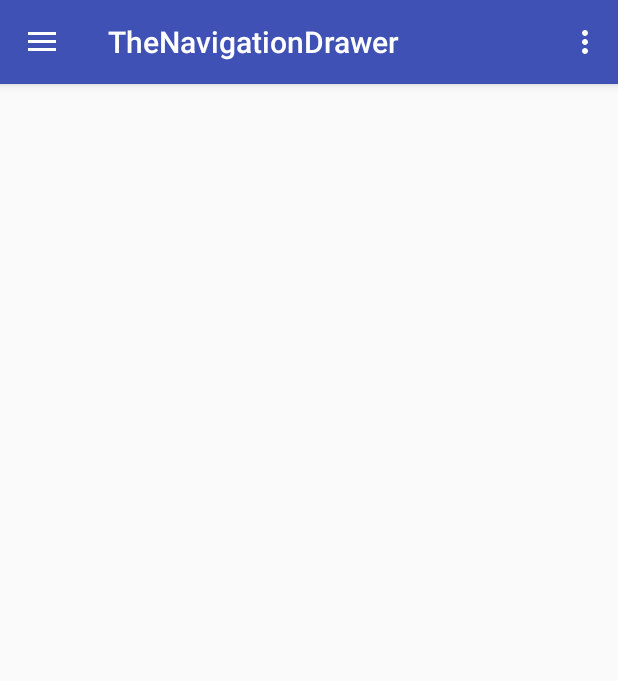
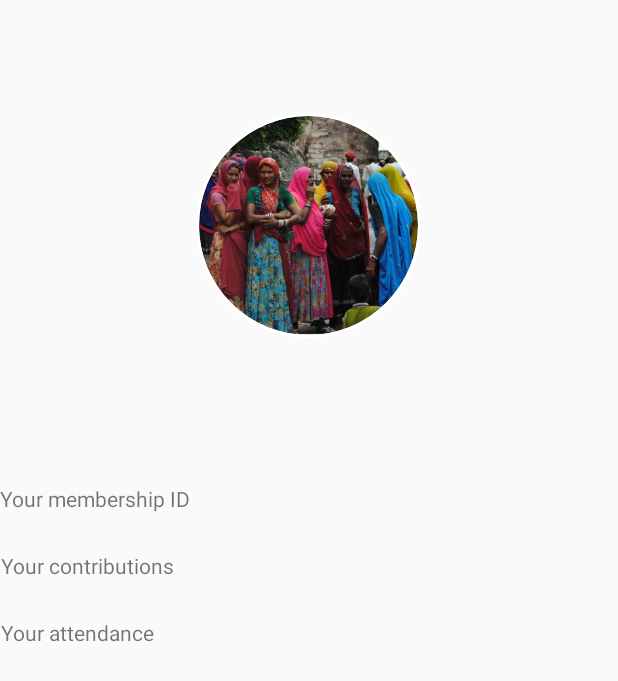
Before and after one commit to margaretmwaura/TheChamaApp, an Android app: the TheNavigationDrawer screen opened directly, with no data from a screen before it, in the side drawer, after a tap on "MyDetails", on a phone screen of 412 x 824 dp. Shown: the top 681 px of the screen. Run offline under Robolectric (Android 15) with nearby library versions, the phone set to English and light mode, and no system bars; our stand-ins replace CircleImageView, Firebase (no records; nobody signed in at launch, a user with empty details on screens opened directly); 1 statement that could not run was skipped.

Commit message:
Added the my details activity

```diff
--- /dev/null
+++ b/app/src/main/java/com/example/admin/chamaapp/MyDetails.java
@@ -0,0 +1,94 @@
+package com.example.admin.chamaapp;
+
+import android.arch.lifecycle.LiveData;
+import android.arch.lifecycle.Observer;
+import android.arch.lifecycle.ViewModelProviders;
+import android.content.Intent;
+import android.content.SharedPreferences;
+import android.net.Uri;
+import android.support.annotation.Nullable;
+import android.support.v7.app.AppCompatActivity;
+import android.os.Bundle;
+import android.util.Log;
+import android.widget.ImageView;
+import android.widget.TextView;
+import android.widget.Toast;
+
+import com.google.firebase.database.DataSnapshot;
+
+import java.io.File;
+import java.io.FileInputStream;
+import java.io.ObjectInputStream;
+
+public class MyDetails extends AppCompatActivity {
+
+    private TextView emailTextView, userNameTextView, membershipIdTextView, contributionTextView, attendanceTextView;
+    private ImageView profileImageView;
+    private String email,userId;
+    @Override
+    protected void onCreate(Bundle savedInstanceState)
+    {
+        super.onCreate(savedInstanceState);
+        setContentView(R.layout.activity_my_details);
+
+        profileImageView = (ImageView) findViewById(R.id.profile_image);
+        emailTextView = (TextView) findViewById(R.id.textView_email);
+        userNameTextView = (TextView) findViewById(R.id.textview_username);
+        membershipIdTextView = (TextView) findViewById(R.id.textView_membershipId);
+        contributionTextView = (TextView) findViewById(R.id.textView_contribution);
+        attendanceTextView = (TextView) findViewById(R.id.textView_attendance);
+
+//        Retrieve data saved on the sharedPreferences
+        //        This is meant to get the previously set imageUri
+        SharedPreferences settings=getSharedPreferences("prefs",0);
+        String image = settings.getString("profileImage"," ");
+        String userNameText = settings.getString("userName"," ");
+        userNameTextView.setText(userNameText);
+
+        Log.d("The image string","This is the image String " + image);
+//        Had to use the " " because there was a default value that had been set if the image is not found
+        if(!image.equals(" "))
+        {
+            Uri imageUri = Uri.parse(image);
+            profileImageView.setImageURI(imageUri);
+            Toast.makeText(this,"The image had been set ",Toast.LENGTH_LONG).show();
+        }
+        else
+        {
+//            Will look for a better image
+            Toast.makeText(this,"No image has been set yet",Toast.LENGTH_LONG).show();
+            profileImageView.setImageResource(R.drawable.image1);
+        }
+
+//Getting the details from the extras
+
+        Intent intent = getIntent();
+        email = intent.getStringExtra("UserEmail");
+        userId = intent.getStringExtra("UserID");
+
+        emailTextView.setText(email);
+
+        getUserDetailFromDatabase();
+    }
+
+    public void getUserDetailFromDatabase()
+    {
+        UserViewModel viewModel = ViewModelProviders.of(this).get(UserViewModel.class);
+        LiveData<DataSnapshot> livedata = viewModel.getDataSnapshotLiveData();
+        livedata.observe(this, new Observer<DataSnapshot>()
+        {
+            @Override
+            public void onChanged(@Nullable DataSnapshot dataSnapshot)
+            {
+                DataSnapshot userID = dataSnapshot.child(userId);
+                Boolean exist = userID.exists();
+                Log.d("Confirming","This confirms that the datasnapshot exists " + exist);
+//                for(DataSnapshot snapshot : userID.getChildren())
+//                {
+                    Member member = userID.getValue(Member.class);
+                    membershipIdTextView.setText(String.valueOf(member.getMembershipID()));
+//                }
+            }
+        });
+    }
+}
--- a/app/src/main/java/com/example/admin/chamaapp/MyProfile.java
+++ b/app/src/main/java/com/example/admin/chamaapp/MyProfile.java
@@ -42,7 +42,7 @@ public class MyProfile extends AppCompatActivity {
     private TextView profileName,profileEmail;
     private Button editPhoto , editYourName;
     private static final int MY_PERMISSIONS_REQUEST_READ_EXTERNAL_STORAGE = 1;
-    private String email;
+    private String email,value;
     @Override
     protected void onCreate(Bundle savedInstanceState)
     {
@@ -116,8 +116,12 @@ public class MyProfile extends AppCompatActivity {
 
                 alert.setPositiveButton("Ok", new DialogInterface.OnClickListener() {
                     public void onClick(DialogInterface dialog, int whichButton) {
-                        String value = input.getText().toString();
+                        value = input.getText().toString();
                         profileName.setText(value);
+                        SharedPreferences profileImage =getSharedPreferences("prefs",0);
+                        SharedPreferences.Editor editor= profileImage.edit();
+                        editor.putString("userName",value);
+                        editor.commit();
                         // Do something with value!
                     }
                 });
--- a/app/src/main/java/com/example/admin/chamaapp/TheNavigationDrawer.java
+++ b/app/src/main/java/com/example/admin/chamaapp/TheNavigationDrawer.java
@@ -38,6 +38,7 @@ public class TheNavigationDrawer extends AppCompatActivity
     private String userId;
     private String imageUrl;
     private ImageView  imgvw;
+    private TextView userName;
 
     @Override
     protected void onCreate(Bundle savedInstanceState)
@@ -89,11 +90,14 @@ public class TheNavigationDrawer extends AppCompatActivity
 //reference to views
         imgvw = (ImageView)navView.findViewById(R.id.profile_image_the_nav);
         TextView tv = (TextView)navView.findViewById(R.id.textView);
+        userName = (TextView)navView.findViewById(R.id.textview_user_name);
 
 
         //        This is meant to get the previously set imageUri
         SharedPreferences settings=getSharedPreferences("prefs",0);
         String image = settings.getString("profileImage"," ");
+        String userNameText = settings.getString("userName"," ");
+        userName.setText(userNameText);
 
         Log.d("The image string","This is the image String " + image);
 //        Had to use the " " because there was a default value that had been set if the image is not found
@@ -129,6 +133,8 @@ public class TheNavigationDrawer extends AppCompatActivity
         //        This is meant to get the previously set imageUri
         SharedPreferences settings=getSharedPreferences("prefs",0);
         String image = settings.getString("profileImage"," ");
+        String userNameText = settings.getString("userName"," ");
+        userName.setText(userNameText);
 
         Log.d("The image string","This is the image String " + image);
 //        Had to use the " " because there was a default value that had been set if the image is not found
@@ -228,6 +234,15 @@ public class TheNavigationDrawer extends AppCompatActivity
             intent.putExtra("UserEmail",email);
             startActivity(intent);
         }
+        if (id == R.id.nav_my_details)
+        {
+            // Handle the camera action
+//            Clicking on this option should lead one to the myAccount page
+            Intent intent = new Intent(this,MyDetails.class);
+            intent.putExtra("UserEmail",email);
+            intent.putExtra("UserID",userId);
+            startActivity(intent);
+        }
 
         DrawerLayout drawer = (DrawerLayout) findViewById(R.id.drawer_layout);
         drawer.closeDrawer(GravityCompat.START);
--- /dev/null
+++ b/app/src/main/res/layout/activity_my_details.xml
@@ -0,0 +1,104 @@
+<?xml version="1.0" encoding="utf-8"?>
+<LinearLayout xmlns:android="http://schemas.android.com/apk/res/android"
+    xmlns:app="http://schemas.android.com/apk/res-auto"
+    xmlns:tools="http://schemas.android.com/tools"
+    android:layout_width="match_parent"
+    android:layout_height="match_parent"
+    android:orientation="vertical"
+    tools:context=".MyDetails">
+
+    <LinearLayout
+        android:layout_marginTop="25dp"
+        android:layout_marginBottom="25dp"
+        android:layout_width="match_parent"
+        android:layout_height="wrap_content"
+        android:orientation="vertical"
+        android:id="@+id/general_info">
+
+        <de.hdodenhof.circleimageview.CircleImageView
+            android:layout_marginTop="50dp"
+            android:layout_gravity="center_horizontal"
+            xmlns:app="http://schemas.android.com/apk/res-auto"
+            android:id="@+id/profile_image"
+            android:layout_width="150dp"
+            android:layout_height="150dp"
+            app:civ_border_width="2dp"
+            app:civ_border_color="#FFF"/>
+
+
+        <TextView
+            android:gravity="center"
+            android:layout_width="match_parent"
+            android:layout_height="wrap_content"
+            android:paddingTop="@dimen/nav_header_vertical_spacing"
+            android:text="Your name"
+            android:id="@+id/textview_username"
+            android:textAppearance="@style/TextAppearance.AppCompat.Body1" />
+
+        <TextView
+            android:gravity="center"
+            android:id="@+id/textView_email"
+            android:layout_width="match_parent"
+            android:layout_height="wrap_content"
+            android:text="Your email address" />
+
+    </LinearLayout>
+
+    <RelativeLayout
+        android:layout_width="match_parent"
+        android:layout_height="match_parent"
+        android:orientation="vertical">
+
+        <TextView
+            android:layout_marginTop="25dp"
+            android:gravity="center"
+            android:id="@+id/textView_membershipId_label"
+            android:layout_width="wrap_content"
+            android:layout_height="wrap_content"
+            android:text="Your membership ID" />
+        <TextView
+            android:layout_marginTop="25dp"
+            android:layout_toRightOf="@+id/textView_membershipId_label"
+            android:gravity="center"
+            android:id="@+id/textView_membershipId"
+            android:layout_width="match_parent"
+            android:layout_height="wrap_content"
+             />
+        <TextView
+            android:layout_marginTop="25dp"
+            android:layout_below="@+id/textView_membershipId_label"
+            android:gravity="center"
+            android:id="@+id/textView_contribution_label"
+            android:layout_width="wrap_content"
+            android:layout_height="wrap_content"
+            android:text="Your contributions" />
+        <TextView
+            android:layout_marginTop="25dp"
+            android:layout_below="@+id/textView_membershipId"
+            android:gravity="center"
+            android:id="@+id/textView_contribution"
+            android:layout_width="match_parent"
+            android:layout_height="wrap_content"
+            android:layout_toRightOf="@+id/textView_contribution_label"
+             />
+        <TextView
+            android:layout_marginTop="25dp"
+            android:gravity="center"
+            android:layout_below="@+id/textView_contribution_label"
+            android:id="@+id/textView_attendance_label"
+            android:layout_width="wrap_content"
+            android:layout_height="wrap_content"
+            android:text="Your attendance" />
+        <TextView
+            android:layout_marginTop="25dp"
+            android:gravity="center"
+            android:layout_below="@+id/textView_contribution"
+            android:id="@+id/textView_attendance"
+            android:layout_width="match_parent"
+            android:layout_height="wrap_content"
+            android:layout_toRightOf="@+id/textView_attendance_label" />
+
+
+    </RelativeLayout>
+
+</LinearLayout>
--- a/app/src/main/res/layout/nav_header_the_navigation_drawer.xml
+++ b/app/src/main/res/layout/nav_header_the_navigation_drawer.xml
@@ -29,6 +29,7 @@
         android:layout_height="wrap_content"
         android:paddingTop="@dimen/nav_header_vertical_spacing"
         android:text="Your name"
+        android:id="@+id/textview_user_name"
         android:textAppearance="@style/TextAppearance.AppCompat.Body1" />
 
     <TextView
```
Also changed, not shown: app/src/main/AndroidManifest.xml (+5 -6 lines).
